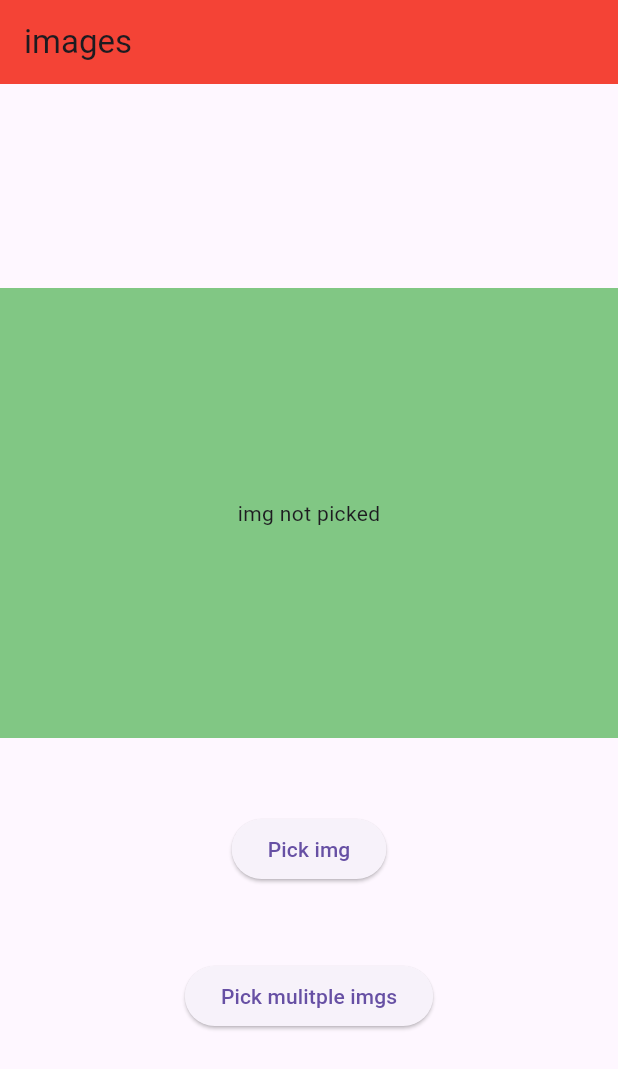
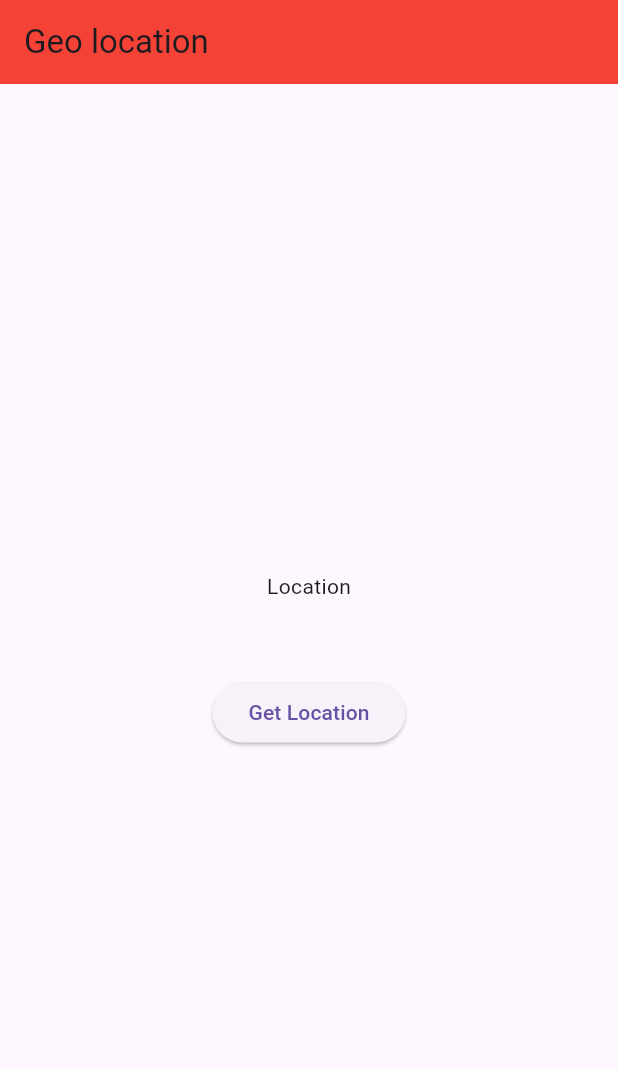
Before and after one commit to Jashwanth-Gowda-R/my_flutter_widgets, a Flutter app: the screen it shows after launch, on a phone screen of 412 x 824 dp. Shown: the top 1069 px of the screen. Run offline on Flutter 3.47's test engine with Material 2 defaults, Android fonts, the phone set to English and light mode, and no system bars; our stand-ins replace animated_text_kit, cached_network_image, fluttertoast, geolocator, image_picker.

Commit message:
added geolocation

```diff
--- a/lib/main.dart
+++ b/lib/main.dart
@@ -1,5 +1,5 @@
 import 'package:flutter/material.dart';
-import 'package:flutter_widgets/views/widgets/imagepicker.dart';
+import 'package:flutter_widgets/views/widgets/geolocation.dart';
 
 void main() {
   runApp(const MyApp());
@@ -19,7 +19,7 @@ class MyApp extends StatelessWidget {
         primaryColor: Colors.greenAccent,
         useMaterial3: true,
       ),
-      home: const ImgPicker(),
+      home: const GeolocationWidget(),
     );
   }
 }
--- /dev/null
+++ b/lib/views/widgets/geolocation.dart
@@ -0,0 +1,95 @@
+import 'package:flutter/material.dart';
+import 'package:fluttertoast/fluttertoast.dart';
+import 'package:geolocator/geolocator.dart';
+
+class GeolocationWidget extends StatefulWidget {
+  const GeolocationWidget({super.key});
+
+  @override
+  State<GeolocationWidget> createState() => _GeolocationWidgetState();
+}
+
+class _GeolocationWidgetState extends State<GeolocationWidget> {
+  Position? _position;
+
+  /// Determine the current position of the device.
+  ///
+  /// When the location services are not enabled or permissions
+  /// are denied the `Future` will return an error.
+  Future<Position> _determinePosition() async {
+    bool serviceEnabled;
+    LocationPermission permission;
+
+    // Test if location services are enabled.
+    serviceEnabled = await Geolocator.isLocationServiceEnabled();
+    if (!serviceEnabled) {
+      // Location services are not enabled don't continue
+      // accessing the position and request users of the
+      // App to enable the location services.
+      Fluttertoast.showToast(msg: 'Location services are disabled.');
+      // return Future.error('Location services are disabled.');
+    }
+
+    permission = await Geolocator.checkPermission();
+    if (permission == LocationPermission.denied) {
+      permission = await Geolocator.requestPermission();
+      if (permission == LocationPermission.denied) {
+        // Permissions are denied, next time you could try
+        // requesting permissions again (this is also where
+        // Android's shouldShowRequestPermissionRationale
+        // returned true. According to Android guidelines
+        // your App should show an explanatory UI now.
+        Fluttertoast.showToast(msg: 'Location permissions are denied');
+        // return Future.error('Location permissions are denied');
+      }
+    }
+
+    if (permission == LocationPermission.deniedForever) {
+      // Permissions are denied forever, handle appropriately.
+      Fluttertoast.showToast(
+          msg:
+              'Location permissions are permanently denied, we cannot request permissions.');
+      // return Future.error(
+      //     'Location permissions are permanently denied, we cannot request permissions.');
+    }
+
+    // When we reach here, permissions are granted and we can
+    // continue accessing the position of the device.
+    Position currentPostion = await Geolocator.getCurrentPosition();
+    setState(() {
+      _position = currentPostion;
+    });
+    return currentPostion;
+  }
+
+  @override
+  Widget build(BuildContext context) {
+    return Scaffold(
+      appBar: AppBar(
+        title: const Text('Geo location'),
+        backgroundColor: Colors.red,
+      ),
+      body: Center(
+        child: Column(
+          mainAxisAlignment: MainAxisAlignment.center,
+          children: [
+            Center(
+              child: _position == null
+                  ? const Text('Location')
+                  : Text(_position.toString()),
+            ),
+            const SizedBox(
+              height: 50,
+            ),
+            ElevatedButton(
+              onPressed: () {
+                 _determinePosition();
+              },
+              child: const Text('Get Location'),
+            ),
+          ],
+        ),
+      ),
+    );
+  }
+}
--- a/pubspec.yaml
+++ b/pubspec.yaml
@@ -37,6 +37,8 @@ dependencies:
   cached_network_image: ^3.3.0
   animated_text_kit: ^4.2.2
   image_picker: ^1.0.4
+  geolocator: ^10.1.0
+  fluttertoast: ^8.2.2
 
 dev_dependencies:
   flutter_test:
```
Also changed, not shown: pubspec.lock, 3 other files.
